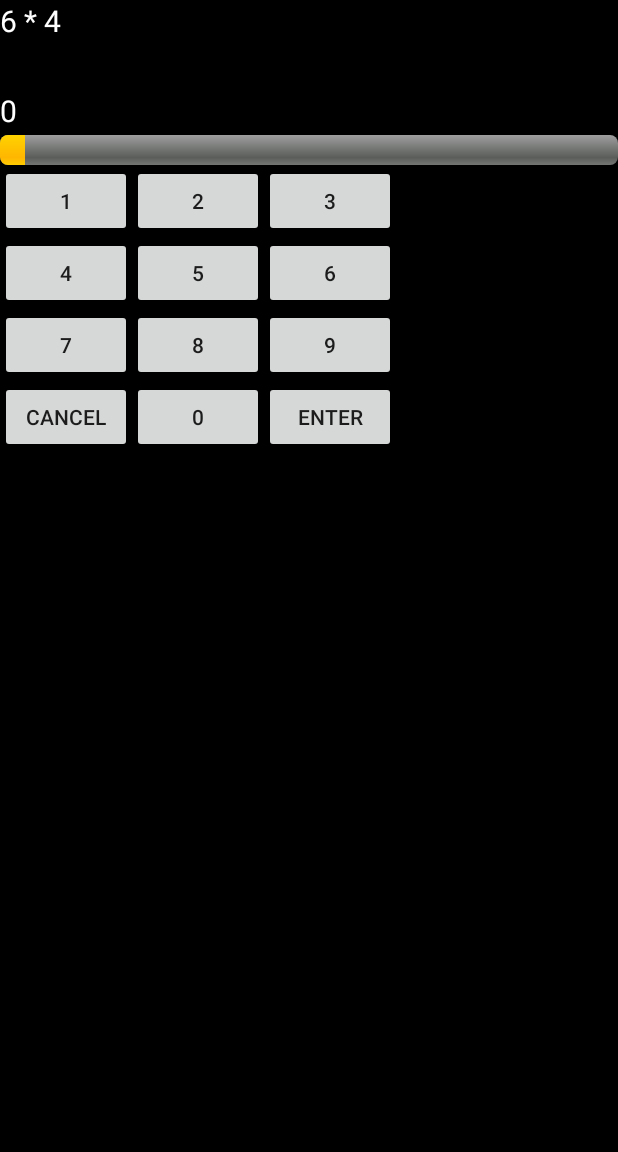
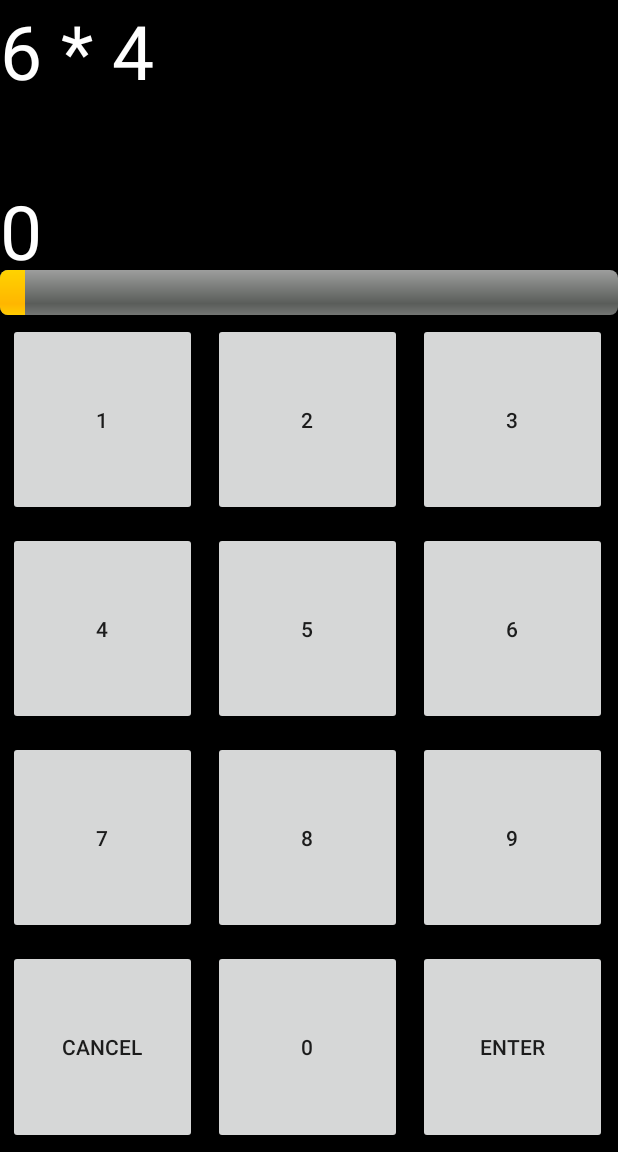
Before and after one commit to WinterMute1000/MobileProgramming, an Android app: the TimesTableActivity screen opened directly, with no data from a screen before it, on a phone screen of 412 x 824 dp, the part 84-1236 px from its top. Run offline under Robolectric (Android 15) with nearby library versions, the phone set to English and light mode, and no system bars.

Commit message:
Update activity_times_table.xml
Change ui

```diff
--- a/TimesTableGame/app/src/main/res/layout/activity_times_table.xml
+++ b/TimesTableGame/app/src/main/res/layout/activity_times_table.xml
@@ -12,113 +12,130 @@
 
         <TextView
             android:layout_width="match_parent"
-            android:layout_height="30sp"
-            android:textSize="20sp"
+            android:layout_height="60sp"
+            android:textSize="50sp"
             android:id="@+id/problem"
             android:textColor="#FFFFFF"/>
         <TextView
             android:layout_width="match_parent"
-            android:layout_height="30sp"
-            android:textSize="20sp"
+            android:layout_height="60sp"
+            android:textSize="50sp"
             android:id="@+id/answer"
             android:layout_below="@id/problem"
             android:textColor="#FFFFFF"/>
         <TextView
             android:layout_width="match_parent"
-            android:layout_height="30sp"
-            android:textSize="20sp"
+            android:layout_height="60sp"
+            android:textSize="50sp"
             android:id="@+id/result"
             android:layout_below="@id/answer"
             android:textColor="#FFFFFF"/>
         <ProgressBar
             android:layout_width="match_parent"
-            android:layout_height="wrap_content"
+            android:layout_height="30sp"
             android:id="@+id/timeout"
             android:layout_below="@id/result"
             style="@android:style/Widget.ProgressBar.Horizontal"/>
         <TableLayout
             android:layout_width="match_parent"
-            android:layout_height="wrap_content"
-            android:layout_below="@id/timeout">
-            <TableRow>
+            android:layout_height="match_parent"
+            android:layout_below="@id/timeout"
+            android:stretchColumns="0,1,2,3">
+            <TableRow
+                android:layout_weight="1">
                 <Button
                     android:layout_width="match_parent"
-                    android:layout_height="wrap_content"
+                    android:layout_height="match_parent"
                     android:id="@+id/number1"
                     android:text="1"
-                    android:gravity="center"/>
+                    android:gravity="center"
+                    android:layout_margin="5sp"/>
                 <Button
                     android:layout_width="match_parent"
-                    android:layout_height="wrap_content"
+                    android:layout_height="match_parent"
                     android:id="@+id/number2"
                     android:text="2"
-                    android:gravity="center"/>
+                    android:gravity="center"
+                    android:layout_margin="5sp"/>
                 <Button
                     android:layout_width="match_parent"
-                    android:layout_height="wrap_content"
+                    android:layout_height="match_parent"
                     android:id="@+id/number3"
                     android:text="3"
-                    android:gravity="center"/>
+                    android:gravity="center"
+                    android:layout_margin="5sp"/>
             </TableRow>
-            <TableRow>
+            <TableRow
+                android:layout_weight="1">
                 <Button
                     android:layout_width="match_parent"
-                    android:layout_height="wrap_content"
+                    android:layout_height="match_parent"
                     android:id="@+id/number4"
                     android:text="4"
-                    android:gravity="center"/>
+                    android:gravity="center"
+                    android:layout_margin="5sp"/>
                 <Button
                     android:layout_width="match_parent"
-                    android:layout_height="wrap_content"
+                    android:layout_height="match_parent"
                     android:id="@+id/number5"
                     android:text="5"
-                    android:gravity="center"/>
+                    android:gravity="center"
+                    android:layout_margin="5sp"/>
                 <Button
                     android:layout_width="match_parent"
-                    android:layout_height="wrap_content"
+                    android:layout_height="match_parent"
                     android:id="@+id/number6"
                     android:text="6"
-                    android:gravity="center"/>
+                    android:gravity="center"
+                    android:layout_margin="5sp"/>
             </TableRow>
-            <TableRow>
+            <TableRow
+                android:layout_weight="1">
                 <Button
                     android:layout_width="match_parent"
-                    android:layout_height="wrap_content"
+                    android:layout_height="match_parent"
                     android:id="@+id/number7"
                     android:text="7"
-                    android:gravity="center"/>
+                    android:gravity="center"
+                    android:layout_margin="5sp"/>
                 <Button
                     android:layout_width="match_parent"
-                    android:layout_height="wrap_content"
+                    android:layout_height="match_parent"
                     android:id="@+id/number8"
                     android:text="8"
-                    android:gravity="center"/>
+                    android:gravity="center"
+                    android:layout_margin="5sp"/>
                 <Button
                     android:layout_width="match_parent"
-                    android:layout_height="wrap_content"
+                    android:layout_height="match_parent"
                     android:id="@+id/number9"
                     android:text="9"
-                    android:gravity="center"/>
+                    android:gravity="center"
+                    android:layout_margin="5sp"/>
             </TableRow>
-            <TableRow>
+            <TableRow
+                android:layout_weight="1">
                 <Button
                     android:layout_width="match_parent"
-                    android:layout_height="wrap_content"
+                    android:layout_height="match_parent"
                     android:id="@+id/cancel"
                     android:text="cancel"
-                    android:gravity="center"/>
+                    android:gravity="center"
+                    android:layout_margin="5sp"/>
                 <Button
                     android:layout_width="match_parent"
-                    android:layout_height="wrap_content"
+                    android:layout_height="match_parent"
                     android:id="@+id/number0"
                     android:text="0"
-                    android:gravity="center"/>
+                    android:gravity="center"
+                    android:layout_margin="5sp"/>
                 <Button
                     android:layout_width="match_parent"
-                    android:layout_height="wrap_content"
+                    android:layout_height="match_parent"
                     android:id="@+id/enter"
                     android:text="enter"
-                    android:gravity="center"/>
+                    android:gravity="center"
+                    android:layout_margin="5sp"/>
             </TableRow>
         </TableLayout>
     </RelativeLayout>
```
